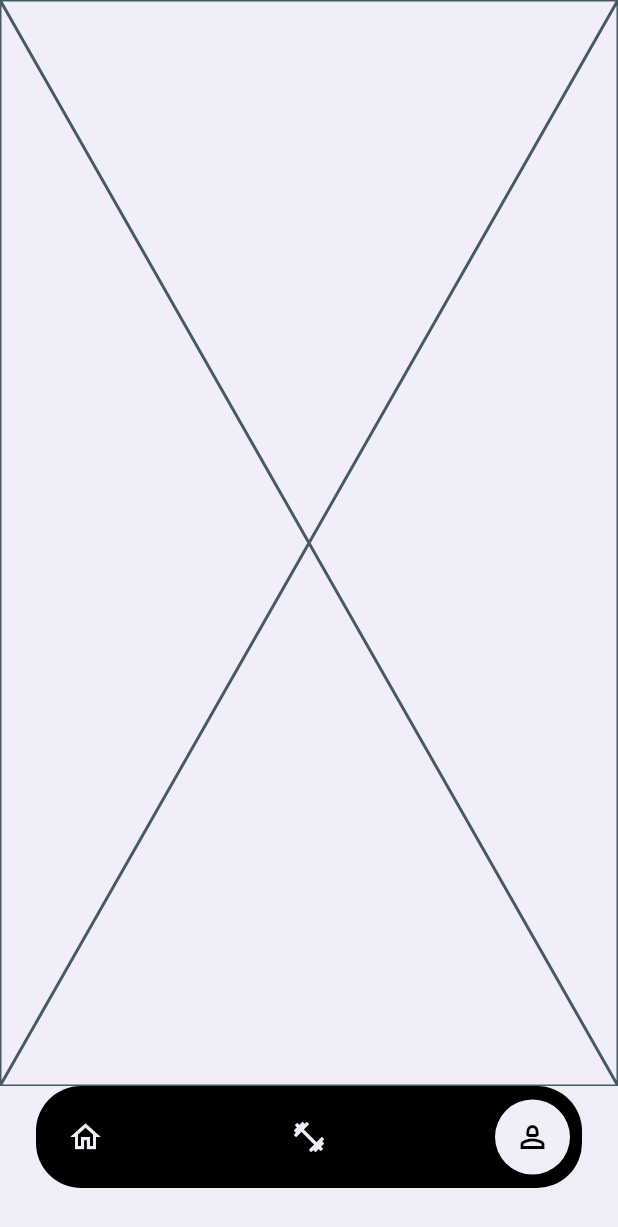
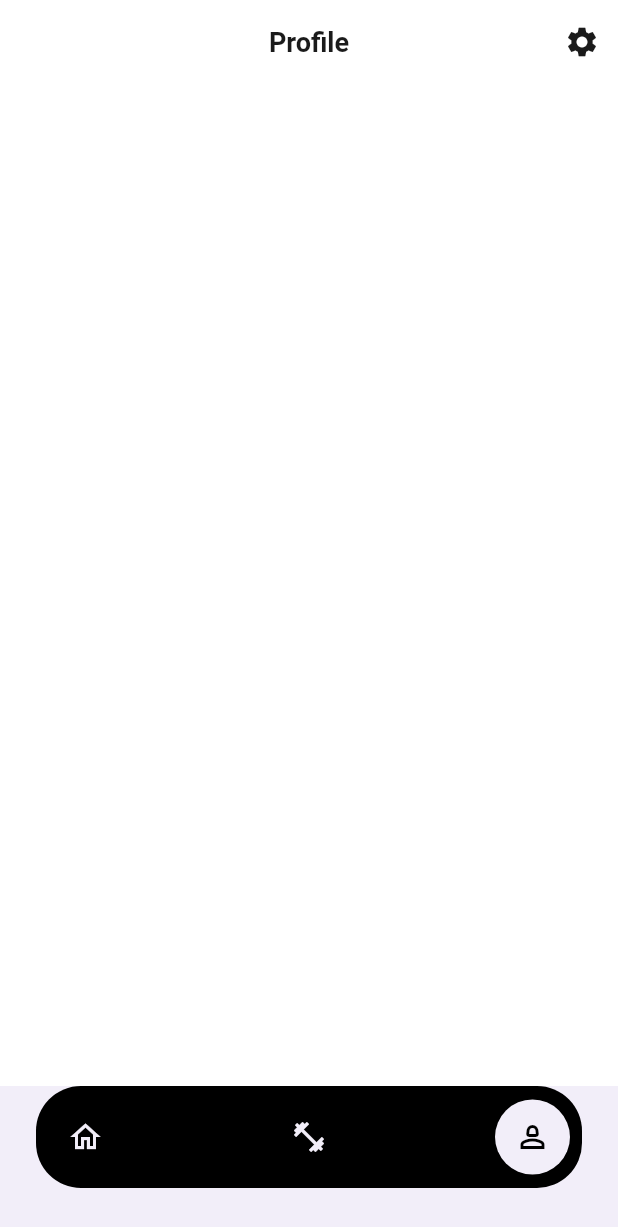
Before and after one commit to MuhannadMutawe/fitness_app_ui, a Flutter app: the screen it shows after launch, item 3 of the bottom bar chosen, on a phone screen of 412 x 824 dp. Shown: the top 1227 px of the screen. Run offline on Flutter 3.47's test engine with Material 3 defaults, Android fonts, the light colour scheme and no system bars; our stand-ins replace device_preview, go_router, hive_flutter; accounts and stored records are empty; network calls fail.

Commit message:
create app bar for profile view.

```diff
--- a/lib/features/profile/presentation/view/profile_view.dart
+++ b/lib/features/profile/presentation/view/profile_view.dart
@@ -1,3 +1,4 @@
+import 'package:fitness_app_ui/app/designe/designe_token.dart';
 import 'package:flutter/material.dart';
 
 class ProfileView extends StatelessWidget {
@@ -5,6 +6,37 @@ class ProfileView extends StatelessWidget {
 
   @override
   Widget build(BuildContext context) {
-    return const Placeholder();
+    return Scaffold(
+      backgroundColor: DT.bgWhite,
+      appBar: AppBar(
+        backgroundColor: DT.bgWhite,
+        elevation: 0,
+        scrolledUnderElevation: 0,
+        title: Text(
+          'Profile',
+          style: TextStyle(
+            fontSize: 18,
+            color: DT.textPrimary,
+            fontWeight: FontWeight.w600,
+          ),
+        ),
+        centerTitle: true,
+        actions: [
+          IconButton(
+            onPressed: () {},
+            icon: Icon(
+              Icons.settings,
+              color: DT.textPrimary,
+            ),
+          ),
+        ],
+      ),
+      body: SingleChildScrollView(
+        padding: EdgeInsets.all(DT.s5),
+        child: Column(
+          children: [],
+        ),
+      ),
+    );
   }
 }
```
